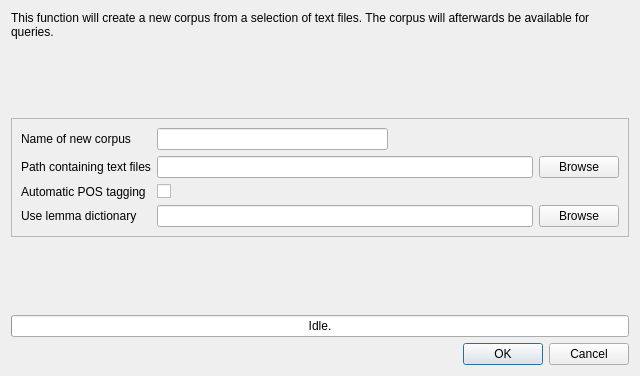
Before: the Qt Designer form coquery/gui/corpusBuilder.ui in gkunter/coquery, drawn with Qt 5.
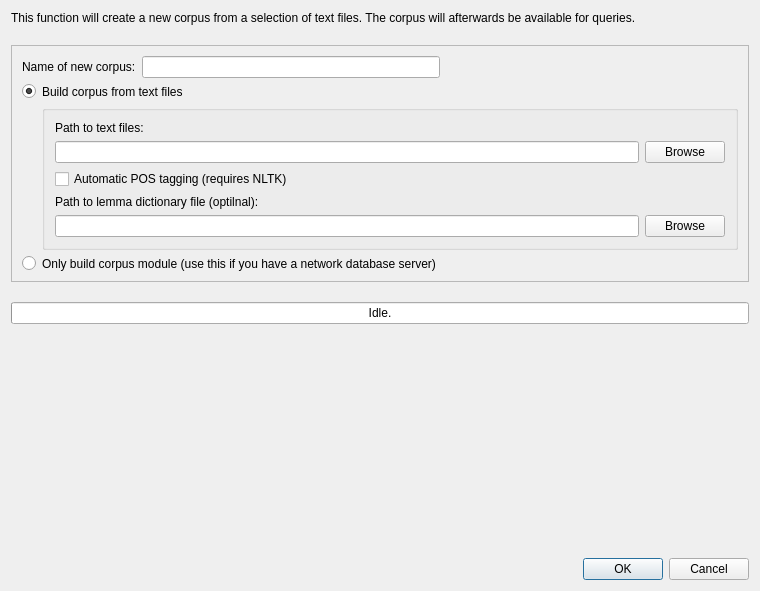
After: the same form once the commit is applied. Icons and pictures are not drawn.

Commit message: Change corpus builder so that only the Python may be installed (for network database servers)

Diff of the .ui file:
```diff
--- a/coquery/gui/corpusBuilder.ui
+++ b/coquery/gui/corpusBuilder.ui
@@ -6,17 +6,26 @@
    <rect>
     <x>0</x>
     <y>0</y>
-    <width>640</width>
-    <height>376</height>
+    <width>760</width>
+    <height>591</height>
    </rect>
   </property>
+  <property name="sizePolicy">
+   <sizepolicy hsizetype="Minimum" vsizetype="Minimum">
+    <horstretch>0</horstretch>
+    <verstretch>0</verstretch>
+   </sizepolicy>
+  </property>
   <property name="windowTitle">
    <string>Corpus Builder – Coquery</string>
   </property>
   <property name="modal">
    <bool>true</bool>
   </property>
-  <layout class="QVBoxLayout" name="verticalLayout">
+  <layout class="QVBoxLayout" name="verticalLayout_2">
+   <property name="spacing">
+    <number>20</number>
+   </property>
    <item>
     <widget class="QLabel" name="label">
      <property name="text">
@@ -28,22 +37,9 @@
     </widget>
    </item>
    <item>
-    <spacer name="verticalSpacer_2">
-     <property name="orientation">
-      <enum>Qt::Vertical</enum>
-     </property>
-     <property name="sizeHint" stdset="0">
-      <size>
-       <width>20</width>
-       <height>40</height>
-      </size>
-     </property>
-    </spacer>
-   </item>
-   <item>
-    <widget class="QFrame" name="formFrame">
+    <widget class="QFrame" name="">
      <property name="sizePolicy">
-      <sizepolicy hsizetype="Preferred" vsizetype="Minimum">
+      <sizepolicy hsizetype="Minimum" vsizetype="Minimum">
        <horstretch>0</horstretch>
        <verstretch>0</verstretch>
       </sizepolicy>
@@ -54,20 +50,23 @@
      <property name="frameShadow">
       <enum>QFrame::Raised</enum>
      </property>
-     <layout class="QFormLayout" name="formLayout">
-      <item row="1" column="0">
+     <layout class="QVBoxLayout" name="verticalLayout">
+      <property name="margin">
+       <number>10</number>
+      </property>
+      <item>
+       <layout class="QHBoxLayout" name="horizontalLayout">
+        <item>
        <widget class="QLabel" name="label_2">
         <property name="text">
-         <string>Name of new corpus</string>
+           <string>Name of new corpus:</string>
         </property>
        </widget>
       </item>
-      <item row="1" column="1">
-       <layout class="QHBoxLayout" name="horizontalLayout_3">
         <item>
          <widget class="QLineEdit" name="corpus_name">
           <property name="sizePolicy">
-           <sizepolicy hsizetype="Expanding" vsizetype="Preferred">
+           <sizepolicy hsizetype="Expanding" vsizetype="Minimum">
             <horstretch>0</horstretch>
             <verstretch>0</verstretch>
            </sizepolicy>
@@ -92,35 +91,105 @@
         </item>
        </layout>
       </item>
-      <item row="2" column="0">
+      <item>
+       <layout class="QGridLayout" name="gridLayout_2">
+        <item row="0" column="0">
+         <widget class="QRadioButton" name="radio_build_corpus">
+          <property name="text">
+           <string/>
+          </property>
+          <property name="checked">
+           <bool>true</bool>
+          </property>
+         </widget>
+        </item>
+        <item row="3" column="0">
+         <widget class="QRadioButton" name="radio_only_module">
+          <property name="text">
+           <string/>
+          </property>
+         </widget>
+        </item>
+        <item row="0" column="1">
+         <widget class="QLabel" name="label_5">
+          <property name="text">
+           <string>Build corpus from text files</string>
+          </property>
+         </widget>
+        </item>
+        <item row="3" column="1">
+         <widget class="QLabel" name="label_6">
+          <property name="text">
+           <string>Only build corpus module (use this if you have a network database server)</string>
+          </property>
+         </widget>
+        </item>
+        <item row="1" column="1">
+         <widget class="QGroupBox" name="box_build_options">
+          <layout class="QGridLayout" name="gridLayout">
+           <property name="margin">
+            <number>10</number>
+           </property>
+           <property name="verticalSpacing">
+            <number>-1</number>
+           </property>
+           <item row="1" column="0">
+            <widget class="QLineEdit" name="input_path">
+             <property name="enabled">
+              <bool>true</bool>
+             </property>
+             <property name="sizePolicy">
+              <sizepolicy hsizetype="Expanding" vsizetype="Minimum">
+               <horstretch>0</horstretch>
+               <verstretch>0</verstretch>
+              </sizepolicy>
+             </property>
+            </widget>
+           </item>
+           <item row="0" column="0">
        <widget class="QLabel" name="label_8">
+             <property name="sizePolicy">
+              <sizepolicy hsizetype="Minimum" vsizetype="Minimum">
+               <horstretch>0</horstretch>
+               <verstretch>0</verstretch>
+              </sizepolicy>
+             </property>
         <property name="text">
-         <string>Path containing text files</string>
+              <string>Path to text files:</string>
         </property>
         <property name="alignment">
          <set>Qt::AlignLeading|Qt::AlignLeft|Qt::AlignVCenter</set>
         </property>
-       </widget>
-      </item>
-      <item row="2" column="1">
-       <layout class="QHBoxLayout" name="horizontalLayout">
-        <item>
-         <widget class="QLineEdit" name="input_path">
-          <property name="enabled">
+             <property name="wordWrap">
            <bool>true</bool>
           </property>
+            </widget>
+           </item>
+           <item row="5" column="1">
+            <widget class="QPushButton" name="button_lemma_path">
           <property name="sizePolicy">
-           <sizepolicy hsizetype="Expanding" vsizetype="Preferred">
+              <sizepolicy hsizetype="Fixed" vsizetype="Fixed">
             <horstretch>0</horstretch>
             <verstretch>0</verstretch>
            </sizepolicy>
           </property>
-         </widget>
-        </item>
-        <item>
+             <property name="text">
+              <string>Browse</string>
+             </property>
+             <property name="icon">
+              <iconset theme="folder">
+               <normaloff/>
+              </iconset>
+             </property>
+             <property name="shortcut">
+              <string>Alt+B</string>
+             </property>
+            </widget>
+           </item>
+           <item row="1" column="1">
          <widget class="QPushButton" name="button_input_path">
           <property name="sizePolicy">
-           <sizepolicy hsizetype="Minimum" vsizetype="Minimum">
+              <sizepolicy hsizetype="Fixed" vsizetype="Fixed">
             <horstretch>0</horstretch>
             <verstretch>0</verstretch>
            </sizepolicy>
@@ -135,44 +204,29 @@
           </property>
           <property name="shortcut">
            <string>Alt+B</string>
-          </property>
-         </widget>
-        </item>
-       </layout>
-      </item>
-      <item row="3" column="0">
-       <widget class="QLabel" name="label_3">
-        <property name="text">
-         <string>Automatic POS tagging</string>
-        </property>
-       </widget>
-      </item>
-      <item row="3" column="1">
-       <widget class="QCheckBox" name="use_pos_tagging">
-        <property name="sizePolicy">
-         <sizepolicy hsizetype="Minimum" vsizetype="Preferred">
-          <horstretch>0</horstretch>
-          <verstretch>0</verstretch>
-         </sizepolicy>
-        </property>
-        <property name="text">
-         <string/>
         </property>
        </widget>
       </item>
       <item row="4" column="0">
        <widget class="QLabel" name="label_4">
+             <property name="sizePolicy">
+              <sizepolicy hsizetype="Minimum" vsizetype="Minimum">
+               <horstretch>0</horstretch>
+               <verstretch>0</verstretch>
+              </sizepolicy>
+             </property>
         <property name="text">
-         <string>Use lemma dictionary</string>
+              <string>&lt;html&gt;&lt;head/&gt;&lt;body&gt;&lt;p&gt;Path to lemma dictionary file (optilnal):&lt;/p&gt;&lt;/body&gt;&lt;/html&gt;</string>
+             </property>
+             <property name="wordWrap">
+              <bool>true</bool>
         </property>
        </widget>
       </item>
-      <item row="4" column="1">
-       <layout class="QHBoxLayout" name="horizontalLayout_2">
-        <item>
+           <item row="5" column="0">
          <widget class="QLineEdit" name="lemma_path">
           <property name="sizePolicy">
-           <sizepolicy hsizetype="Expanding" vsizetype="Preferred">
+              <sizepolicy hsizetype="Expanding" vsizetype="Minimum">
             <horstretch>0</horstretch>
             <verstretch>0</verstretch>
            </sizepolicy>
@@ -182,44 +236,26 @@
           </property>
          </widget>
         </item>
-        <item>
-         <widget class="QPushButton" name="button_lemma_path">
+           <item row="3" column="0">
+            <widget class="QCheckBox" name="use_pos_tagging">
           <property name="sizePolicy">
-           <sizepolicy hsizetype="Minimum" vsizetype="Minimum">
+              <sizepolicy hsizetype="Minimum" vsizetype="Preferred">
             <horstretch>0</horstretch>
             <verstretch>0</verstretch>
            </sizepolicy>
           </property>
           <property name="text">
-           <string>Browse</string>
-          </property>
-          <property name="icon">
-           <iconset theme="folder">
-            <normaloff/>
-           </iconset>
-          </property>
-          <property name="shortcut">
-           <string>Alt+B</string>
-          </property>
+              <string>Automatic POS tagging (requires NLTK)</string>
+             </property>
          </widget>
         </item>
        </layout>
-      </item>
-     </layout>
-    </widget>
-   </item>
-   <item>
-    <spacer name="verticalSpacer">
-     <property name="orientation">
-      <enum>Qt::Vertical</enum>
-     </property>
-     <property name="sizeHint" stdset="0">
-      <size>
-       <width>20</width>
-       <height>40</height>
-      </size>
-     </property>
-    </spacer>
+         </widget>
+        </item>
+       </layout>
+      </item>
+     </layout>
+    </widget>
    </item>
    <item>
     <widget class="QProgressBar" name="progress_bar">
@@ -231,6 +267,19 @@
      </property>
     </widget>
    </item>
+   <item>
+    <spacer name="verticalSpacer_2">
+     <property name="orientation">
+      <enum>Qt::Vertical</enum>
+     </property>
+     <property name="sizeHint" stdset="0">
+      <size>
+       <width>20</width>
+       <height>40</height>
+      </size>
+     </property>
+    </spacer>
+   </item>
    <item>
     <widget class="QDialogButtonBox" name="buttonBox">
      <property name="orientation">
```
Lines whose indentation alone changed are shown as unchanged. The commit also changes 2 other files.
